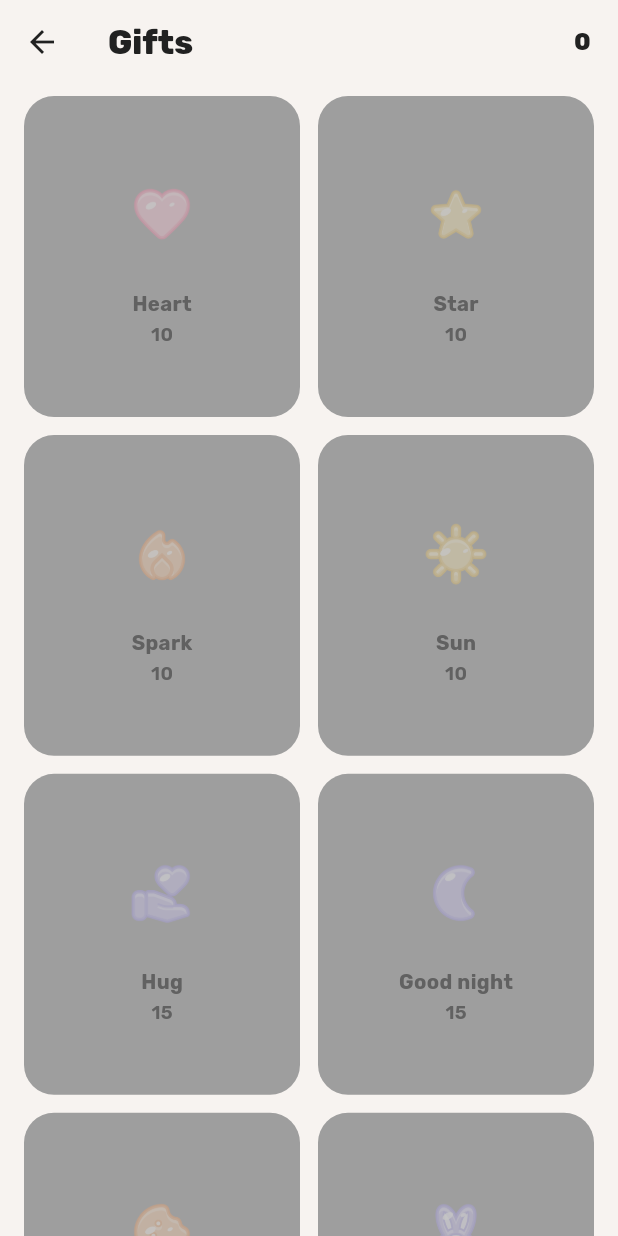
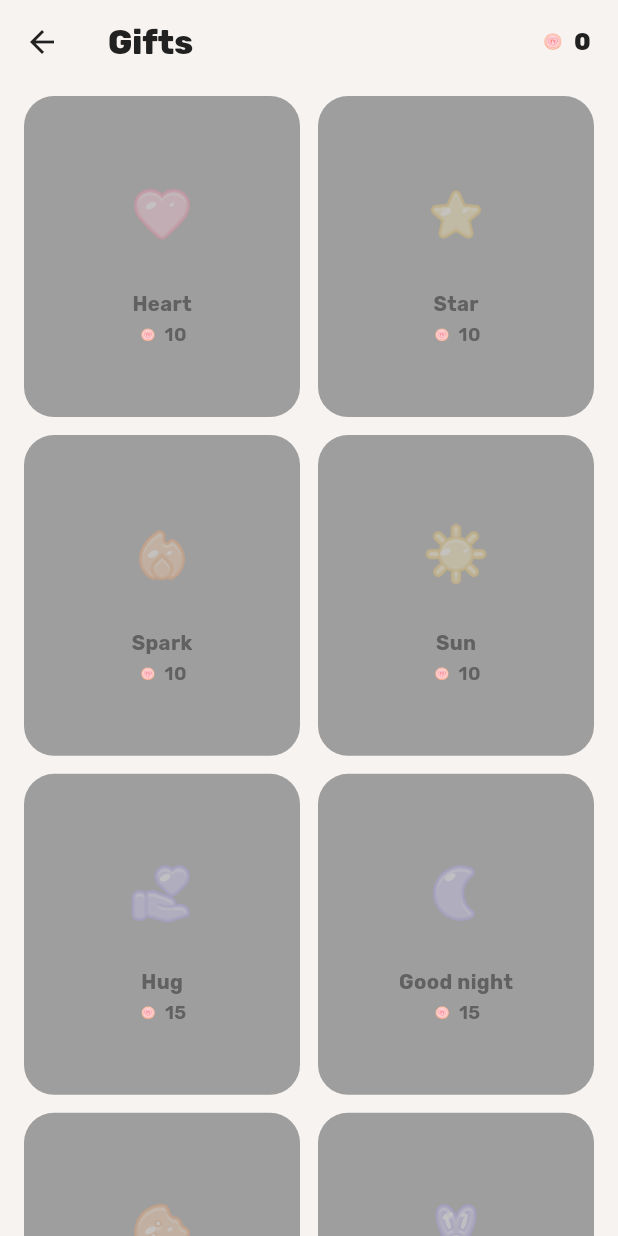
Before and after one commit to THET1ME-1/togetherly, a Flutter app: the GiftShopScreen screen opened directly with empty values, on a phone screen of 412 x 824 dp. Run offline on Flutter 3.47's test engine with Material 3 defaults, Android fonts, the phone set to English and light mode, and no system bars; our stand-ins replace app_links, cached_network_image, connectivity_plus, device_info_plus, file_picker, fl_chart and 25 more; missing offline and left inert: centrifuge, exif, flutter_foreground_task, flutter_inappwebview, flutter_rustore_billing, gal and 8 more; accounts and stored records are empty; network calls fail; statements that could not run were skipped.

Commit message:
feat(gifts): значок монеты рядом с ценой и балансом
Co-Authored-By: Claude Opus 4.8 (1M context) <noreply@anthropic.com>

```diff
--- a/lib/screens/gifts/gift_shop_screen.dart
+++ b/lib/screens/gifts/gift_shop_screen.dart
@@ -174,13 +174,21 @@ class _GiftShopScreenState extends State<GiftShopScreen> {
           Padding(
             padding: const EdgeInsets.only(right: 18),
             child: Center(
-              child: Text(
+              child: Row(
+                mainAxisSize: MainAxisSize.min,
+                children: [
+                  Image.asset('assets/images/icons/coin.webp',
+                      width: 18, height: 18),
+                  const SizedBox(width: 5),
+                  Text(
                     '$_coins',
                     style: TextStyle(
                       color: t.textPrimary,
                       fontWeight: FontWeight.w800,
                       fontSize: 16,
                     ),
+                  ),
+                ],
               ),
             ),
           ),
@@ -256,6 +264,13 @@ class _GiftCard extends StatelessWidget {
                 ),
               ),
               const SizedBox(height: 2),
+              Row(
+                mainAxisAlignment: MainAxisAlignment.center,
+                mainAxisSize: MainAxisSize.min,
+                children: [
+                  Image.asset('assets/images/icons/coin.webp',
+                      width: 14, height: 14),
+                  const SizedBox(width: 4),
                   Text(
                     '${gift.price}',
                     style: TextStyle(
@@ -263,6 +278,8 @@ class _GiftCard extends StatelessWidget {
                       fontWeight: FontWeight.w600,
                       fontSize: 12.5,
                     ),
+                  ),
+                ],
               ),
               const SizedBox(height: 6),
               SizedBox(
```
Lines whose indentation alone changed are shown as unchanged.
